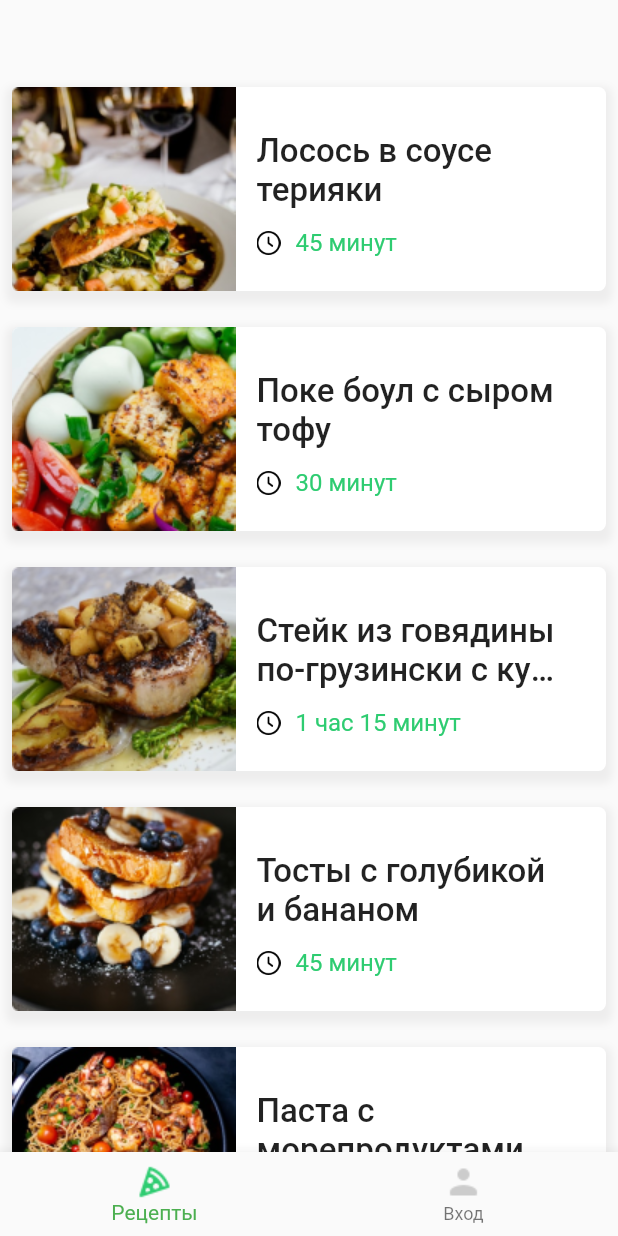
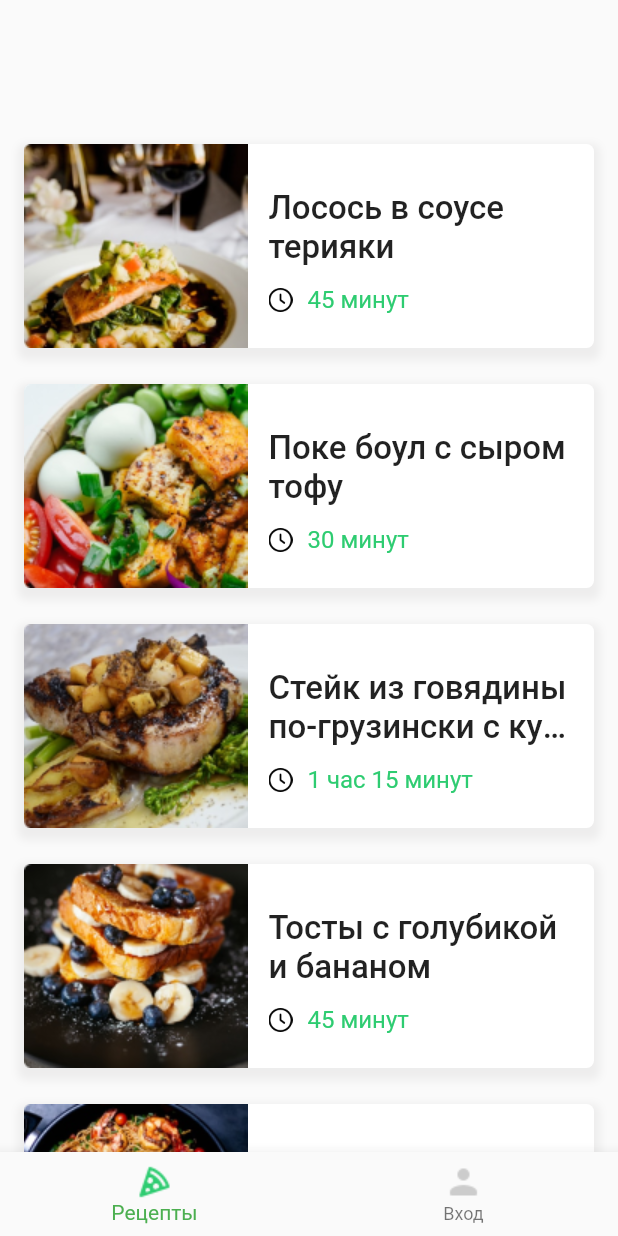
Before and after one commit to pasterhaishi/natalya_vorotnikova_hw_02, a Flutter app: the screen it shows after launch, on a phone screen of 412 x 824 dp. Run offline on Flutter 3.47's test engine with Material 2 defaults, Android fonts, the phone set to English and light mode, and no system bars; project files that could hold a hidden picture were left out.

Commit message:
Update widget_spisok.dart
отступы поправила

```diff
--- a/lib/widget_spisok.dart
+++ b/lib/widget_spisok.dart
@@ -47,9 +47,9 @@ class _MyHomePageState extends State<MyHomePage> {
   Widget build(BuildContext context) {
     return Scaffold(
       body: Padding(
-        padding: const EdgeInsets.fromLTRB(0, 50, 0, 0),
+        padding: const EdgeInsets.fromLTRB(0, 80, 0, 0),
         child: ListView.builder(
-            padding: const EdgeInsets.all(8),
+            padding: const EdgeInsets.all(16),
             itemCount: dataRecipes.length,
             itemBuilder: (BuildContext context, int index) {
               return Padding(
```
